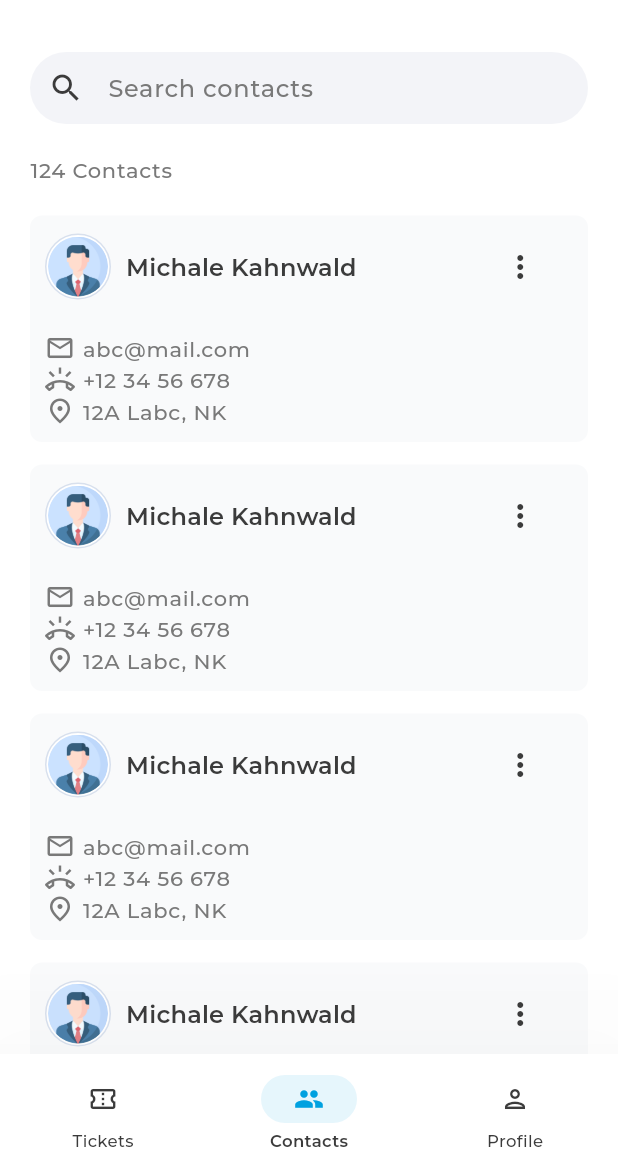
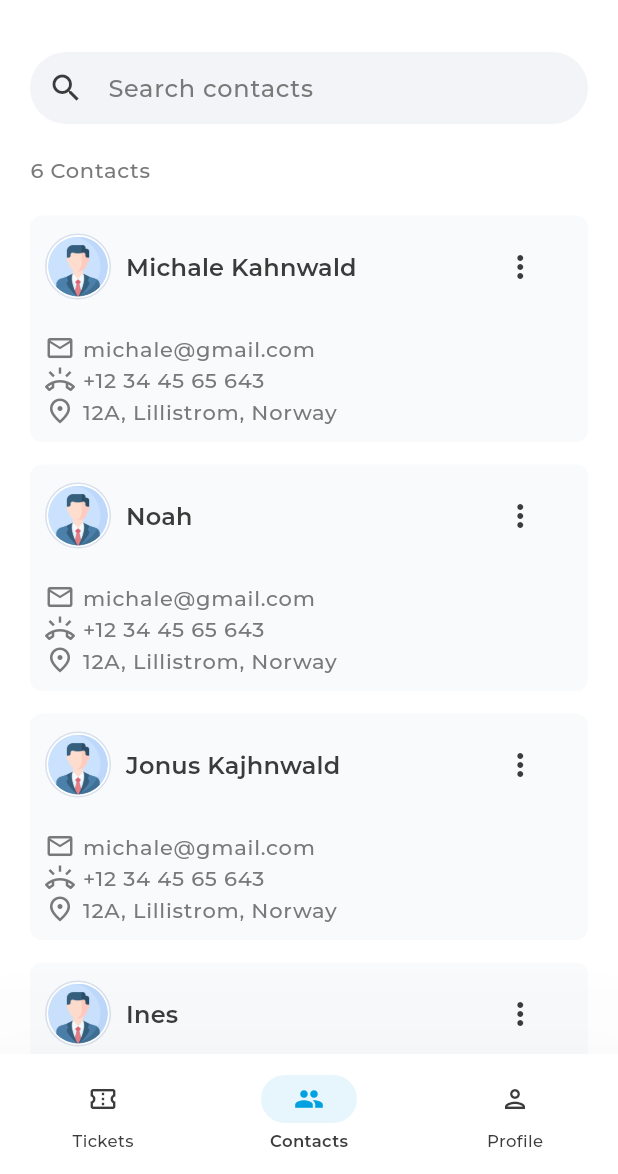
Before and after one commit to Neloy-SWE/gsl-task, a Flutter app: the screen it shows after launch, item 2 of the bottom bar chosen, on a phone screen of 412 x 824 dp, the part 62-1236 px from its top. Run offline on Flutter 3.47's test engine with Material 3 defaults, Android fonts, the phone set to English and light mode, and no system bars; our stand-ins replace flutter_riverpod.

Commit message:
contact relevant changes

```diff
--- a/lib/managers/ticket/state_ticket.dart
+++ b/lib/managers/ticket/state_ticket.dart
@@ -13,12 +13,10 @@ class TicketState {
 
   TicketState({required this.buildStatus, required this.tickets});
 
-  // Initial state with loading status
   factory TicketState.initial() {
     return TicketState(buildStatus: AppConstant.loading, tickets: []);
   }
 
-  // CopyWith method to update specific fields
   TicketState copyWith({String? buildStatus, List<TicketModel>? tickets}) {
     return TicketState(
       buildStatus: buildStatus ?? this.buildStatus,
--- a/lib/views/screens/screen_contact.dart
+++ b/lib/views/screens/screen_contact.dart
@@ -4,21 +4,32 @@
 */
 
 import 'package:flutter/material.dart';
+import 'package:flutter_riverpod/flutter_riverpod.dart';
+import 'package:gsl_task/managers/contact/manager_contact.dart';
+import 'package:gsl_task/networks/model/model_contact.dart';
 import 'package:gsl_task/utilities/app_color.dart';
-import 'package:gsl_task/utilities/app_image.dart';
+import 'package:gsl_task/utilities/app_constant.dart';
 import 'package:gsl_task/utilities/app_size.dart';
 import 'package:gsl_task/utilities/app_text.dart';
 import 'package:gsl_task/views/custom_widgets/custom_text_field.dart';
 
-class ContactScreen extends StatefulWidget {
+class ContactScreen extends ConsumerStatefulWidget {
   const ContactScreen({super.key});
 
   @override
-  State<ContactScreen> createState() => _ContactScreenState();
+  ConsumerState<ContactScreen> createState() => _ContactScreenState();
 }
 
-class _ContactScreenState extends State<ContactScreen> {
+class _ContactScreenState extends ConsumerState<ContactScreen> {
   TextEditingController searchTagController = TextEditingController();
+  List<ContactModel> contacts = [];
+  String dataStatus = "";
+
+  @override
+  void initState() {
+    ref.read(saveContactPreference.notifier).buildList();
+    super.initState();
+  }
 
   @override
   void dispose() {
@@ -28,7 +39,12 @@ class _ContactScreenState extends State<ContactScreen> {
 
   @override
   Widget build(BuildContext context) {
-    return ListView(
+    contacts = ref.watch(saveContactPreference).contacts;
+
+    return ref.watch(saveContactPreference).buildStatus == AppConstant.loading
+        ? Center(child: CircularProgressIndicator(color: Colors.black))
+        : ref.watch(saveContactPreference).buildStatus == AppConstant.success
+        ? ListView(
           padding: AppSize.paddingAll20,
           children: [
             CustomTextField.search(
@@ -43,7 +59,7 @@ class _ContactScreenState extends State<ContactScreen> {
 
             // contact
             Text(
-          "124 ${AppText.contacts}",
+              "${contacts.length} ${AppText.contacts}",
               style: Theme.of(context).textTheme.bodyLarge,
             ),
             AppSize.gapH20,
@@ -51,20 +67,27 @@ class _ContactScreenState extends State<ContactScreen> {
             // contact list:
             ListView.separated(
               physics: const NeverScrollableScrollPhysics(),
-          itemCount: 5,
+              itemCount: contacts.length,
               shrinkWrap: true,
               itemBuilder: (context, index) {
-            return _contact();
+                return _contact(contact: contacts[index]);
               },
               separatorBuilder: (BuildContext context, int index) {
                 return AppSize.gapH15;
               },
             ),
           ],
+        )
+        : Center(
+          child: Text(
+            AppText.tryAgainLater,
+            textAlign: TextAlign.center,
+            style: Theme.of(context).textTheme.titleLarge,
+          ),
         );
   }
 
-  Widget _contact() {
+  Widget _contact({required ContactModel contact}) {
     return Container(
       padding: AppSize.paddingAll10,
       decoration: BoxDecoration(
@@ -101,7 +124,7 @@ class _ContactScreenState extends State<ContactScreen> {
                         decoration: BoxDecoration(
                           shape: BoxShape.circle,
                           image: DecorationImage(
-                            image: AssetImage(AppImage.profile),
+                            image: AssetImage(contact.imageUrl!),
                             fit: BoxFit.fill,
                           ),
                         ),
@@ -112,7 +135,7 @@ class _ContactScreenState extends State<ContactScreen> {
                     // name
                     Flexible(
                       child: Text(
-                        "Michale Kahnwald",
+                        contact.name!,
                         maxLines: 1,
                         overflow: TextOverflow.ellipsis,
                         style: Theme.of(context).textTheme.titleMedium,
@@ -168,9 +191,9 @@ class _ContactScreenState extends State<ContactScreen> {
           ),
           AppSize.gapH20,
 
-          _details(icon: Icons.mail_outline, details: "abc@mail.com"),
-          _details(icon: Icons.ring_volume_outlined, details: "+12 34 56 678"),
-          _details(icon: Icons.place_outlined, details: "12A Labc, NK"),
+          _details(icon: Icons.mail_outline, details: contact.mail!),
+          _details(icon: Icons.ring_volume_outlined, details: contact.phone!),
+          _details(icon: Icons.place_outlined, details: contact.address!),
         ],
       ),
     );
--- a/lib/views/screens/screen_filter.dart
+++ b/lib/views/screens/screen_filter.dart
@@ -49,6 +49,7 @@ class _FilterScreenState extends State<FilterScreen> {
   List<String> tags = [];
 
   TextEditingController searchTagController = TextEditingController();
+
   @override
   void dispose() {
     searchTagController.dispose();
@@ -97,8 +98,6 @@ class _FilterScreenState extends State<FilterScreen> {
                       brandsName.add(brands[index].title);
                     }
                   });
-
-                  print(brandsName);
                 },
               ),
             ),
@@ -120,8 +119,6 @@ class _FilterScreenState extends State<FilterScreen> {
               setState(() {
                 priority = value!;
               });
-
-              print(priority);
             },
             dropdownMenuEntries: priorityEntries,
           ),
@@ -137,15 +134,15 @@ class _FilterScreenState extends State<FilterScreen> {
             textInputType: TextInputType.text,
             textInputAction: TextInputAction.search,
             prefix: Icons.search,
-            onFieldSubmitted: (value){
+            onFieldSubmitted: (value) {
               setState(() {
-                if (!tags.contains(value)){
+                if (!tags.contains(value)) {
                   tags.add(value);
                 }
 
                 searchTagController.clear();
               });
-            }
+            },
           ),
           AppSize.gapH10,
 
```
Lines whose indentation alone changed are shown as unchanged.
